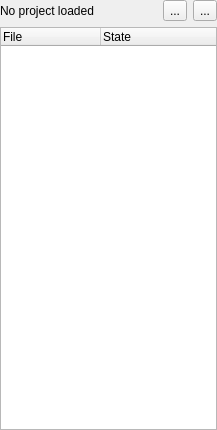
Qt form ui/ProjectExplorer.ui (zyantific/continuum) before a commit.
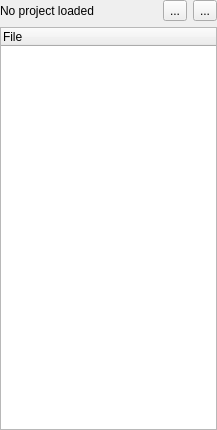
The same form after that commit.

```diff
--- a/ui/ProjectExplorer.ui
+++ b/ui/ProjectExplorer.ui
@@ -68,11 +68,6 @@
        <string>File</string>
       </property>
      </column>
-     <column>
-      <property name="text">
-       <string>State</string>
-      </property>
-     </column>
     </widget>
    </item>
   </layout>
```
